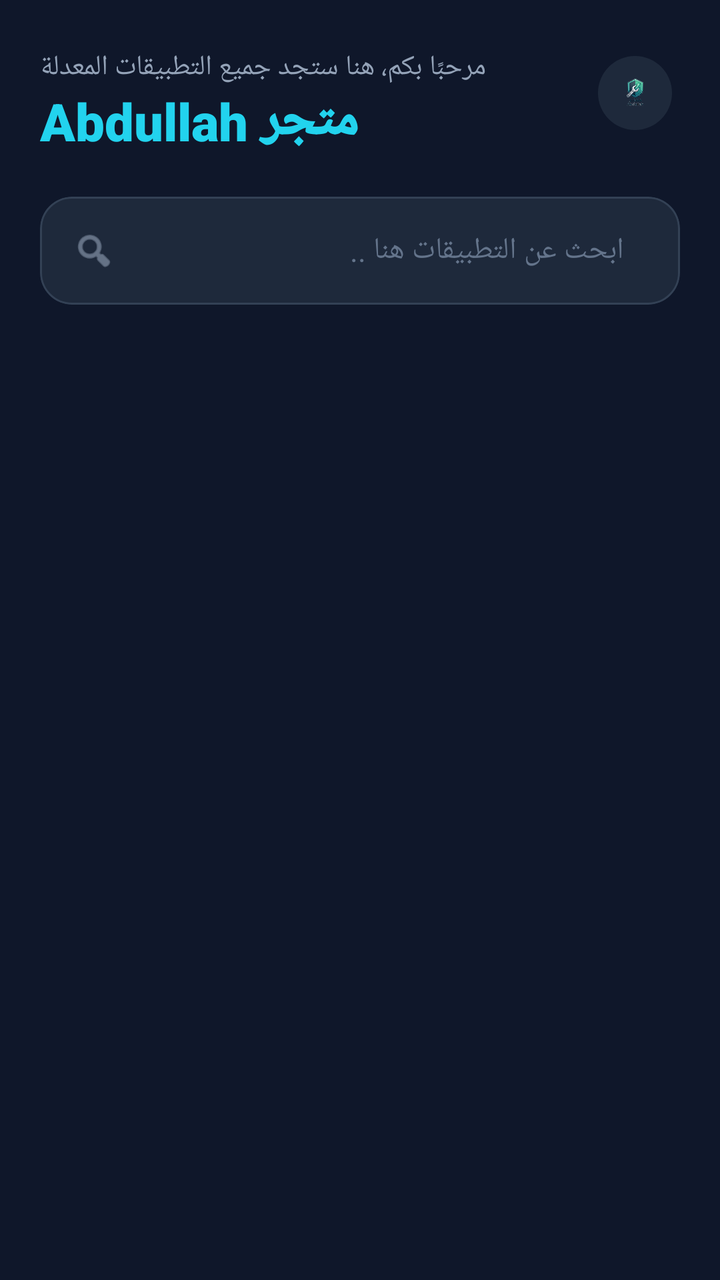
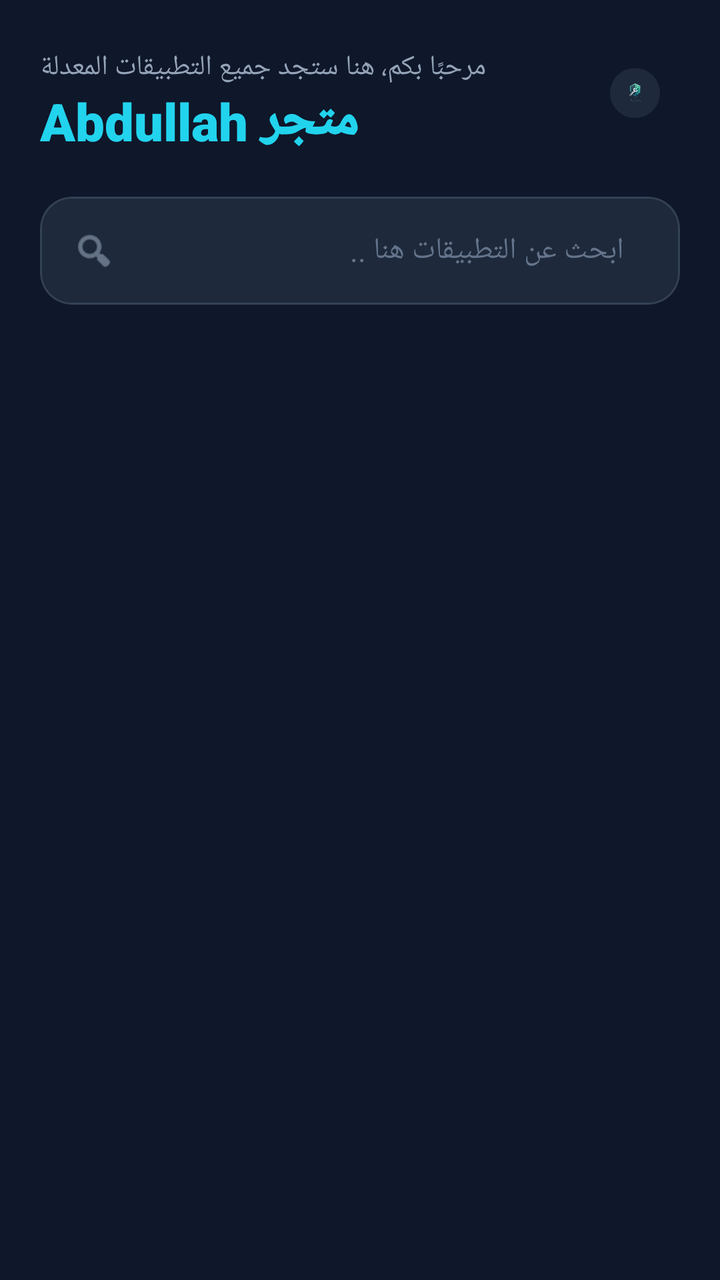

Two renders of the same Android screen: before a commit and after it. Below are the layout's source before the change and the commit's diff.
<!-- AndroidManifest.xml: application theme Theme.FixEngine -->
<!-- res/layout/activity_main.xml -->
<?xml version="1.0" encoding="utf-8"?>
<androidx.drawerlayout.widget.DrawerLayout 
    xmlns:android="http://schemas.android.com/apk/res/android"
    xmlns:app="http://schemas.android.com/apk/res-auto"
    xmlns:tools="http://schemas.android.com/tools"
    android:id="@+id/drawerLayout"
    android:layout_width="match_parent"
    android:layout_height="match_parent"
    android:background="#0F172A"
    tools:context=".MainActivity">

    <androidx.coordinatorlayout.widget.CoordinatorLayout 
        android:layout_width="match_parent"
        android:layout_height="match_parent">

        <com.google.android.material.appbar.AppBarLayout
            android:id="@+id/appBar"
            android:layout_width="match_parent"
            android:layout_height="wrap_content"
            android:background="#0F172A"
            app:elevation="0dp">

            <com.google.android.material.appbar.CollapsingToolbarLayout
                android:layout_width="match_parent"
                android:layout_height="wrap_content"
                app:layout_scrollFlags="scroll|exitUntilCollapsed">

                <LinearLayout
                    android:layout_width="match_parent"
                    android:layout_height="wrap_content"
                    android:orientation="vertical"
                    android:paddingTop="24dp"
                    android:paddingHorizontal="20dp"
                    android:paddingBottom="12dp">

                    <RelativeLayout
                        android:layout_width="match_parent"
                        android:layout_height="wrap_content"
                        android:layout_marginBottom="20dp">

                        <LinearLayout
                            android:layout_width="wrap_content"
                            android:layout_height="wrap_content"
                            android:orientation="vertical">
                            <TextView
                                android:layout_width="wrap_content"
                                android:layout_height="wrap_content"
                                android:text="مرحبًا بكم، هنا ستجد جميع التطبيقات المعدلة"
                                android:textColor="#94A3B8"
                                android:textSize="14sp" />
                            <TextView
                                android:layout_width="wrap_content"
                                android:layout_height="wrap_content"
                                android:text="متجر Abdullah"
                                android:textColor="#22D3EE"
                                android:textSize="26sp"
                                android:fontFamily="sans-serif-black" />
                        </LinearLayout>

                        <com.google.android.material.imageview.ShapeableImageView
                            android:id="@+id/btnMenu"
                            android:layout_width="45dp"
                            android:layout_height="45dp"
                            android:layout_alignParentEnd="true"
                            android:src="@drawable/ic_launcher_foreground"
                            android:background="#1E293B"
                            android:padding="4dp"
                            android:clickable="true"
                            android:focusable="true"
                            app:shapeAppearanceOverlay="@style/CircleImage" />
                    </RelativeLayout>

                    <com.google.android.material.card.MaterialCardView
                        android:id="@+id/searchCard"
                        android:layout_width="match_parent"
                        android:layout_height="54dp"
                        app:cardBackgroundColor="#1E293B"
                        app:cardCornerRadius="16dp"
                        app:cardElevation="0dp"
                        app:strokeColor="#334155"
                        app:strokeWidth="1dp">

                        <LinearLayout
                            android:layout_width="match_parent"
                            android:layout_height="match_parent"
                            android:gravity="center_vertical"
                            android:orientation="horizontal"
                            android:paddingHorizontal="16dp">

                            <ImageView
                                android:layout_width="22dp"
                                android:layout_height="22dp"
                                android:src="@android:drawable/ic_menu_search"
                                app:tint="#94A3B8" />

                            <EditText
                                android:id="@+id/etSearch"
                                android:layout_width="match_parent"
                                android:layout_height="match_parent"
                                android:background="@android:color/transparent"
                                android:hint="ابحث عن التطبيقات هنا .."
                                android:textColorHint="#64748B"
                                android:textColor="#F8FAFC"
                                android:textSize="15sp"
                                android:paddingHorizontal="12dp"
                                android:inputType="text" />
                        </LinearLayout>
                    </com.google.android.material.card.MaterialCardView>
                </LinearLayout>
            </com.google.android.material.appbar.CollapsingToolbarLayout>

            <com.google.android.material.tabs.TabLayout
                android:id="@+id/tabLayoutMain"
                android:layout_width="match_parent"
                android:layout_height="56dp"
                android:background="#0F172A"
                app:tabIndicatorFullWidth="false"
                app:tabIndicatorHeight="3dp"
                app:tabIndicatorGravity="bottom"
                app:tabIndicatorColor="#22D3EE"
                app:tabSelectedTextColor="#22D3EE"
                app:tabTextColor="#94A3B8"
                app:tabTextAppearance="@style/CustomTabText"
                app:tabRippleColor="@android:color/transparent"/>

            <ProgressBar
                android:id="@+id/progressBar"
                style="?android:attr/progressBarStyleHorizontal"
                android:layout_width="match_parent"
                android:layout_height="4dp"
                android:indeterminate="true"
                android:visibility="gone"
                android:indeterminateTint="#22D3EE" />

        </com.google.android.material.appbar.AppBarLayout>

        <androidx.viewpager2.widget.ViewPager2
            android:id="@+id/viewPagerMain"
            android:layout_width="match_parent"
            android:layout_height="match_parent"
            android:background="#0F172A"
            app:layout_behavior="@string/appbar_scrolling_view_behavior" />

    </androidx.coordinatorlayout.widget.CoordinatorLayout>

        <com.google.android.material.navigation.NavigationView
        android:id="@+id/navView"
        android:layout_width="wrap_content"
        android:layout_height="match_parent"
        android:layout_gravity="start"
        android:background="#1E293B"
        app:itemTextColor="#F8FAFC"
        app:itemIconTint="#22D3EE"
        app:menu="@menu/drawer_menu" /> ```


</androidx.drawerlayout.widget.DrawerLayout>
<!-- resources referenced by this layout -->
<resources>
  <!-- drawable ic_launcher_foreground: png bitmap (drawable-xxxhdpi, 43725 bytes) -->
  <style name="CircleImage">
          <item name="cornerSize">50%</item>
      </style>
  <style name="CustomTabText">
          <item name="android:textSize">15sp</item>
          <item name="android:textStyle">bold</item>
          <item name="android:fontFamily">sans-serif-medium</item>
      </style>
  <style name="Theme.FixEngine" parent="Theme.MaterialComponents.DayNight.NoActionBar">
          <item name="colorPrimary">#22D3EE</item>
          <item name="colorPrimaryVariant">#0891B2</item>
          <item name="colorOnPrimary">#0F172A</item>
  
          <item name="colorSecondary">#38BDF8</item>
          <item name="colorSecondaryVariant">#0284C7</item>
          <item name="colorOnSecondary">#FFFFFF</item>
  
          <item name="android:windowBackground">#0F172A</item>
          <item name="android:statusBarColor">#0F172A</item>
          <item name="android:windowLightStatusBar" tools:targetApi="m">false</item> 
          
          <item name="materialButtonStyle">@style/Widget.FixEngine.Button</item>
          
          <item name="android:textColorPrimary">#F8FAFC</item>
          <item name="android:textColorSecondary">#94A3B8</item>
  
          <item name="materialAlertDialogTheme">@style/Theme.FixEngine.Dialog</item>
      </style>
  <style name="Widget.FixEngine.Button" parent="Widget.MaterialComponents.Button.UnelevatedButton">
          <item name="cornerRadius">16dp</item>
          <item name="android:insetTop">0dp</item>
          <item name="android:insetBottom">0dp</item>
          <item name="android:textAllCaps">false</item>
          <item name="android:fontFamily">sans-serif-medium</item>
          <item name="android:letterSpacing">0.03</item>
      </style>
  <style name="Theme.FixEngine.Dialog" parent="Theme.MaterialComponents.DayNight.Dialog.Alert">
      <item name="android:windowIsFloating">true</item>
      
      <item name="android:windowIsTranslucent">false</item> 
      <item name="android:windowBackground">@android:color/transparent</item>
      <item name="android:windowContentOverlay">@null</item>
      <item name="android:backgroundDimEnabled">true</item> 
      <item name="android:backgroundDimAmount">0.5</item>
  
      <item name="colorPrimary">#22D3EE</item>
      <item name="colorOnSurface">#F8FAFC</item>
      <item name="android:textColorPrimary">#F8FAFC</item>
  </style>
</resources>

<!-- the commit's change to res/layout/activity_main.xml (unified diff, before → after) -->
@@ -58,15 +58,13 @@
                         </LinearLayout>
 
                         <com.google.android.material.imageview.ShapeableImageView
-                            android:id="@+id/btnMenu"
+                            android:id="@+id/imgProfile"
                             android:layout_width="45dp"
                             android:layout_height="45dp"
                             android:layout_alignParentEnd="true"
                             android:src="@drawable/ic_launcher_foreground"
                             android:background="#1E293B"
-                            android:padding="4dp"
-                            android:clickable="true"
-                            android:focusable="true"
+                            android:padding="10dp"
                             app:shapeAppearanceOverlay="@style/CircleImage" />
                     </RelativeLayout>
 
@@ -143,7 +141,7 @@
 
     </androidx.coordinatorlayout.widget.CoordinatorLayout>
 
-        <com.google.android.material.navigation.NavigationView
+    <com.google.android.material.navigation.NavigationView
         android:id="@+id/navView"
         android:layout_width="wrap_content"
         android:layout_height="match_parent"
@@ -151,7 +149,6 @@
         android:background="#1E293B"
         app:itemTextColor="#F8FAFC"
         app:itemIconTint="#22D3EE"
-        app:menu="@menu/drawer_menu" /> ```
-
+        app:menu="@menu/drawer_menu" />
 
 </androidx.drawerlayout.widget.DrawerLayout>
